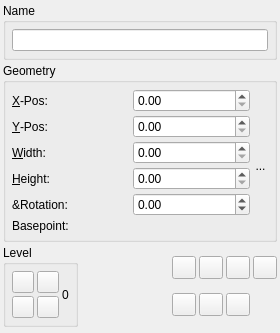
First picture: the form in scribus/ui/propertiespalette_xyzbase.ui, repository scribusproject/scribus, before the edit.
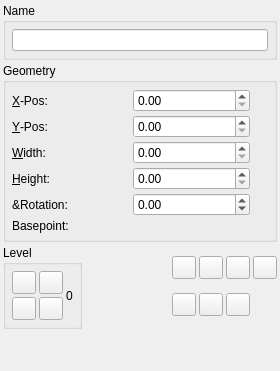
Second picture: the form after the edit. Custom widgets are drawn as their Qt base class.

Commit message: #16505: Unify size of icon buttons on dock palettes (bubu)

Diff of the .ui file:
```diff
--- a/scribus/ui/propertiespalette_xyzbase.ui
+++ b/scribus/ui/propertiespalette_xyzbase.ui
@@ -7,7 +7,7 @@
     <x>0</x>
     <y>0</y>
     <width>280</width>
-    <height>333</height>
+    <height>371</height>
    </rect>
   </property>
   <property name="windowTitle">
@@ -228,9 +228,6 @@
           <property name="toolTip">
            <string>Keep the aspect ratio</string>
           </property>
-          <property name="text">
-           <string>...</string>
-          </property>
           <property name="checkable">
            <bool>true</bool>
           </property>
@@ -272,66 +269,30 @@
         </property>
         <item row="0" column="0">
          <widget class="QToolButton" name="levelUp">
-          <property name="maximumSize">
-           <size>
-            <width>22</width>
-            <height>22</height>
-           </size>
-          </property>
           <property name="toolTip">
            <string>Move one level up</string>
           </property>
-          <property name="text">
-           <string/>
-          </property>
          </widget>
         </item>
         <item row="1" column="0">
          <widget class="QToolButton" name="levelDown">
-          <property name="maximumSize">
-           <size>
-            <width>22</width>
-            <height>22</height>
-           </size>
-          </property>
           <property name="toolTip">
            <string>Move one level down</string>
           </property>
-          <property name="text">
-           <string/>
-          </property>
          </widget>
         </item>
         <item row="0" column="1">
          <widget class="QToolButton" name="levelTop">
-          <property name="maximumSize">
-           <size>
-            <width>22</width>
-            <height>22</height>
-           </size>
-          </property>
           <property name="toolTip">
            <string>Move to front</string>
           </property>
-          <property name="text">
-           <string/>
-          </property>
          </widget>
         </item>
         <item row="1" column="1">
          <widget class="QToolButton" name="levelBottom">
-          <property name="maximumSize">
-           <size>
-            <width>22</width>
-            <height>22</height>
-           </size>
-          </property>
           <property name="toolTip">
            <string>Move to back</string>
           </property>
-          <property name="text">
-           <string/>
-          </property>
          </widget>
         </item>
         <item row="0" column="2" rowspan="2">
```
Left out of the diff: 21 changed lines with no effect on the pictures. The commit also changes 6 other files.
